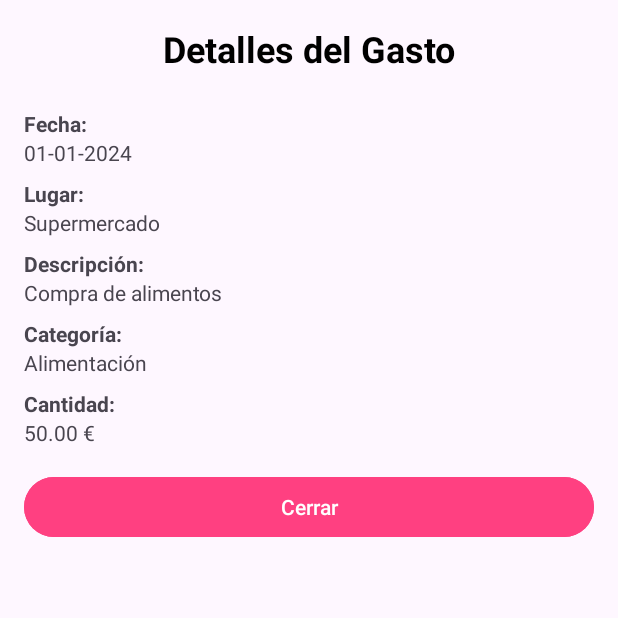
After one commit to javiertorrecilla/GestorGastos, an Android app: the ExpenseDetailActivity screen opened directly, with no data from a screen before it, on a phone screen of 412 x 824 dp, the top half of it. The commit adds this screen. Run offline under Robolectric (Android 15) with nearby library versions, the phone set to English and light mode, and no system bars.

Commit message:
verGasto funcionando

```diff
--- a/GestorGastosPersonales/app/src/main/AndroidManifest.xml
+++ b/GestorGastosPersonales/app/src/main/AndroidManifest.xml
@@ -22,6 +22,7 @@
             </intent-filter>
         </activity>
         <activity android:name=".AddExpenseActivity" />
+        <activity android:name=".ExpenseDetailActivity"/>
     </application>
 
 </manifest>
--- a/GestorGastosPersonales/app/src/main/java/com/example/gestorgastospersonales/ExpenseAdapter.java
+++ b/GestorGastosPersonales/app/src/main/java/com/example/gestorgastospersonales/ExpenseAdapter.java
@@ -1,6 +1,7 @@
 package com.example.gestorgastospersonales;
 import android.app.AlertDialog;
 import android.content.Context;
+import android.content.Intent;
 import android.view.LayoutInflater;
 import android.view.View;
 import android.view.ViewGroup;
@@ -59,6 +60,13 @@ public class ExpenseAdapter extends BaseAdapter {
         amountTextView.setText(String.format("€%.2f", expense.getCantidad()));
         categoryTextView.setText(expense.getCategoria());
 
+        // Clic en el elemento para abrir la actividad de detalles
+        convertView.setOnClickListener(v -> {
+            Intent intent = new Intent(context, ExpenseDetailActivity.class);
+            intent.putExtra("id", expense.getId());  // Pasa el ID del gasto
+            context.startActivity(intent);
+        });
+
         // Botón de eliminar
         Button deleteButton = convertView.findViewById(R.id.deleteButton);
         deleteButton.setOnClickListener(v -> {
@@ -83,4 +91,5 @@ public class ExpenseAdapter extends BaseAdapter {
 
         return convertView;
     }
+
 }
--- /dev/null
+++ b/GestorGastosPersonales/app/src/main/java/com/example/gestorgastospersonales/ExpenseDetailActivity.java
@@ -0,0 +1,46 @@
+package com.example.gestorgastospersonales;
+
+import android.os.Bundle;
+import android.widget.Button;
+import android.widget.TextView;
+
+import androidx.appcompat.app.AppCompatActivity;
+
+public class ExpenseDetailActivity extends AppCompatActivity {
+
+    private TextView fechaTextView, lugarTextView, descripcionTextView, categoriaTextView, cantidadTextView;
+
+    @Override
+    protected void onCreate(Bundle savedInstanceState) {
+        super.onCreate(savedInstanceState);
+        setContentView(R.layout.activity_expense_detail);
+
+        // Inicializar vistas
+        fechaTextView = findViewById(R.id.fechaTextView);
+        lugarTextView = findViewById(R.id.lugarTextView);
+        descripcionTextView = findViewById(R.id.descripcionTextView);
+        categoriaTextView = findViewById(R.id.categoriaTextView);
+        cantidadTextView = findViewById(R.id.cantidadTextView);
+
+        // Obtener ID del gasto desde el Intent
+        int expenseId = getIntent().getIntExtra("id", -1);
+        if (expenseId != -1) {
+            // Obtener los detalles del gasto desde la base de datos
+            GastoDbHelper dbHelper = new GastoDbHelper(this);
+            Gasto gasto = dbHelper.obtenerGastoPorId(expenseId);
+
+            // Mostrar los detalles en las vistas
+            if (gasto != null) {
+                fechaTextView.setText(gasto.getFecha());
+                lugarTextView.setText(gasto.getLugar());
+                descripcionTextView.setText(gasto.getDescripcion());
+                categoriaTextView.setText(gasto.getCategoria());
+                cantidadTextView.setText(String.valueOf(gasto.getCantidad()));
+            }
+        }
+
+        // Configurar botón para cerrar la actividad y regresar
+        Button cerrarButton = findViewById(R.id.cerrarButton);
+        cerrarButton.setOnClickListener(v -> finish()); // Cierra la actividad
+    }
+}
--- a/GestorGastosPersonales/app/src/main/java/com/example/gestorgastospersonales/GastoDbHelper.java
+++ b/GestorGastosPersonales/app/src/main/java/com/example/gestorgastospersonales/GastoDbHelper.java
@@ -123,6 +123,27 @@ public class GastoDbHelper extends SQLiteOpenHelper {
         db.close();
     }
 
+    public Gasto obtenerGastoPorId(int id) {
+        SQLiteDatabase db = this.getReadableDatabase();
+        Cursor cursor = db.query(GastoContract.GastoEntry.TABLE_NAME, null,
+                GastoContract.GastoEntry._ID + " = ?",
+                new String[]{String.valueOf(id)}, null, null, null);
 
+        if (cursor != null) {
+            cursor.moveToFirst();
+            Gasto gasto = new Gasto(
+                    cursor.getInt(cursor.getColumnIndex(GastoContract.GastoEntry._ID)),
+                    cursor.getString(cursor.getColumnIndex(GastoContract.GastoEntry.COLUMN_NAME_FECHA)),
+                    cursor.getString(cursor.getColumnIndex(GastoContract.GastoEntry.COLUMN_NAME_LUGAR)),
+                    cursor.getString(cursor.getColumnIndex(GastoContract.GastoEntry.COLUMN_NAME_DESCRIPCION)),
+                    cursor.getString(cursor.getColumnIndex(GastoContract.GastoEntry.COLUMN_NAME_CATEGORIA)),
+                    cursor.getDouble(cursor.getColumnIndex(GastoContract.GastoEntry.COLUMN_NAME_CANTIDAD))
+            );
+            cursor.close();
+            return gasto;
+        } else {
+            return null;
+        }
+    }
 
 }
--- a/GestorGastosPersonales/app/src/main/java/com/example/gestorgastospersonales/MainActivity.java
+++ b/GestorGastosPersonales/app/src/main/java/com/example/gestorgastospersonales/MainActivity.java
@@ -42,7 +42,7 @@ public class MainActivity extends AppCompatActivity {
         searchEditText = findViewById(R.id.searchEditText);
         categorySpinner = findViewById(R.id.categorySpinner);
         sortSpinner = findViewById(R.id.sortSpinner);
-        timeSpinner = findViewById(R.id.timeSpinner); // Nuevo Spinner
+        timeSpinner = findViewById(R.id.timeSpinner);
 
         GastoDbHelper dbHelper = new GastoDbHelper(this);
         expenseList = dbHelper.obtenerGastos();
@@ -56,6 +56,15 @@ public class MainActivity extends AppCompatActivity {
             public void onClick(View v) {
                 Intent intent = new Intent(MainActivity.this, AddExpenseActivity.class);
                 startActivityForResult(intent, 1);
+            }
+        });
+
+        // Configurar clic en ítems de la lista para abrir detalles
+        listView.setOnItemClickListener(new AdapterView.OnItemClickListener() {
+            @Override
+            public void onItemClick(AdapterView<?> parent, View view, int position, long id) {
+                Gasto selectedExpense = filteredList.get(position);
+                abrirDetalleGasto(selectedExpense.getId());  // Llama al método para abrir los detalles
             }
         });
 
@@ -120,6 +129,13 @@ public class MainActivity extends AppCompatActivity {
             @Override
             public void onNothingSelected(AdapterView<?> parentView) {}
         });
+    }
+
+    // Método para abrir los detalles del gasto
+    private void abrirDetalleGasto(int gastoId) {
+        Intent intent = new Intent(MainActivity.this, ExpenseDetailActivity.class);
+        intent.putExtra("id", gastoId);  // Pasamos el id del gasto a la actividad de detalles
+        startActivity(intent);
     }
 
     private void updateFilteredList() {
--- /dev/null
+++ b/GestorGastosPersonales/app/src/main/res/layout/activity_expense_detail.xml
@@ -0,0 +1,103 @@
+<ScrollView xmlns:android="http://schemas.android.com/apk/res/android"
+    android:layout_width="match_parent"
+    android:layout_height="match_parent"
+    android:padding="16dp">
+
+    <LinearLayout
+        android:layout_width="match_parent"
+        android:layout_height="wrap_content"
+        android:orientation="vertical">
+
+        <!-- Título de la pantalla -->
+        <TextView
+            android:id="@+id/titleTextView"
+            android:layout_width="match_parent"
+            android:layout_height="wrap_content"
+            android:text="Detalles del Gasto"
+            android:textSize="24sp"
+            android:textColor="#000000"
+            android:gravity="center"
+            android:textStyle="bold"
+            android:layout_marginBottom="16dp" />
+
+        <!-- Fecha del gasto -->
+        <TextView
+            android:layout_width="match_parent"
+            android:layout_height="wrap_content"
+            android:text="Fecha:"
+            android:textStyle="bold"
+            android:layout_marginTop="8dp" />
+
+        <TextView
+            android:id="@+id/fechaTextView"
+            android:layout_width="match_parent"
+            android:layout_height="wrap_content"
+            android:text="01-01-2024" />
+
+        <!-- Lugar del gasto -->
+        <TextView
+            android:layout_width="match_parent"
+            android:layout_height="wrap_content"
+            android:text="Lugar:"
+            android:textStyle="bold"
+            android:layout_marginTop="8dp" />
+
+        <TextView
+            android:id="@+id/lugarTextView"
+            android:layout_width="match_parent"
+            android:layout_height="wrap_content"
+            android:text="Supermercado" />
+
+        <!-- Descripción del gasto -->
+        <TextView
+            android:layout_width="match_parent"
+            android:layout_height="wrap_content"
+            android:text="Descripción:"
+            android:textStyle="bold"
+            android:layout_marginTop="8dp" />
+
+        <TextView
+            android:id="@+id/descripcionTextView"
+            android:layout_width="match_parent"
+            android:layout_height="wrap_content"
+            android:text="Compra de alimentos" />
+
+        <!-- Categoría del gasto -->
+        <TextView
+            android:layout_width="match_parent"
+            android:layout_height="wrap_content"
+            android:text="Categoría:"
+            android:textStyle="bold"
+            android:layout_marginTop="8dp" />
+
+        <TextView
+            android:id="@+id/categoriaTextView"
+            android:layout_width="match_parent"
+            android:layout_height="wrap_content"
+            android:text="Alimentación" />
+
+        <!-- Cantidad del gasto -->
+        <TextView
+            android:layout_width="match_parent"
+            android:layout_height="wrap_content"
+            android:text="Cantidad:"
+            android:textStyle="bold"
+            android:layout_marginTop="8dp" />
+
+        <TextView
+            android:id="@+id/cantidadTextView"
+            android:layout_width="match_parent"
+            android:layout_height="wrap_content"
+            android:text="50.00 €" />
+
+        <!-- Botón para cerrar -->
+        <Button
+            android:id="@+id/cerrarButton"
+            android:layout_width="match_parent"
+            android:layout_height="wrap_content"
+            android:text="Cerrar"
+            android:layout_marginTop="16dp"
+            android:backgroundTint="#FF4081" />
+
+    </LinearLayout>
+</ScrollView>
```
